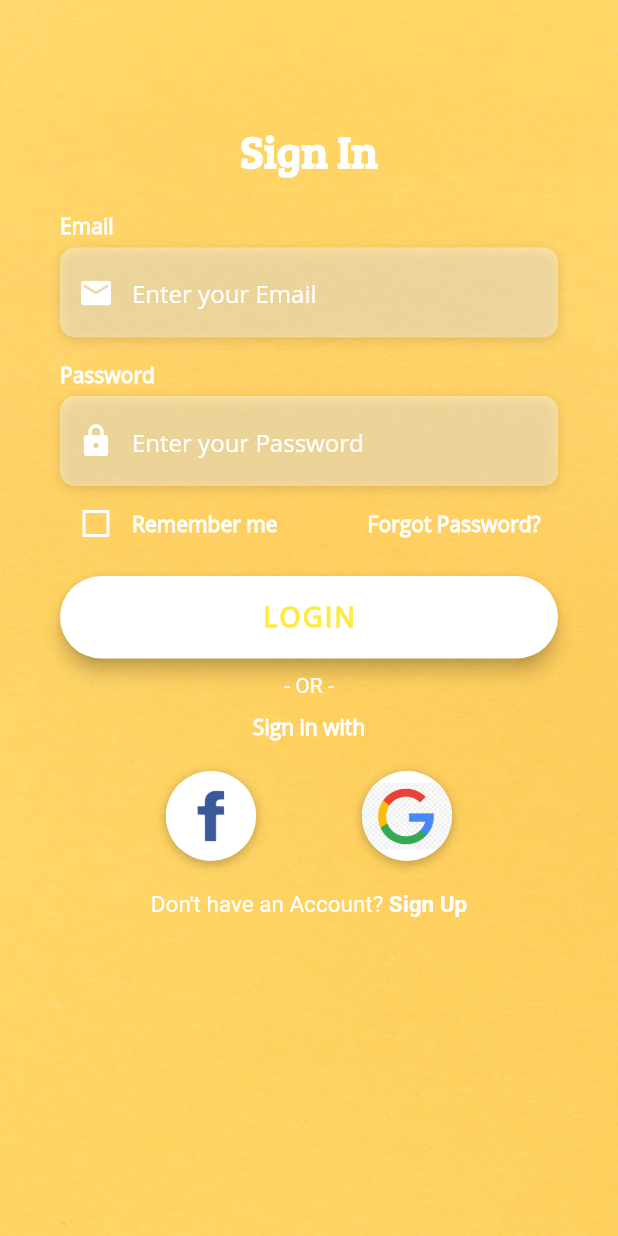
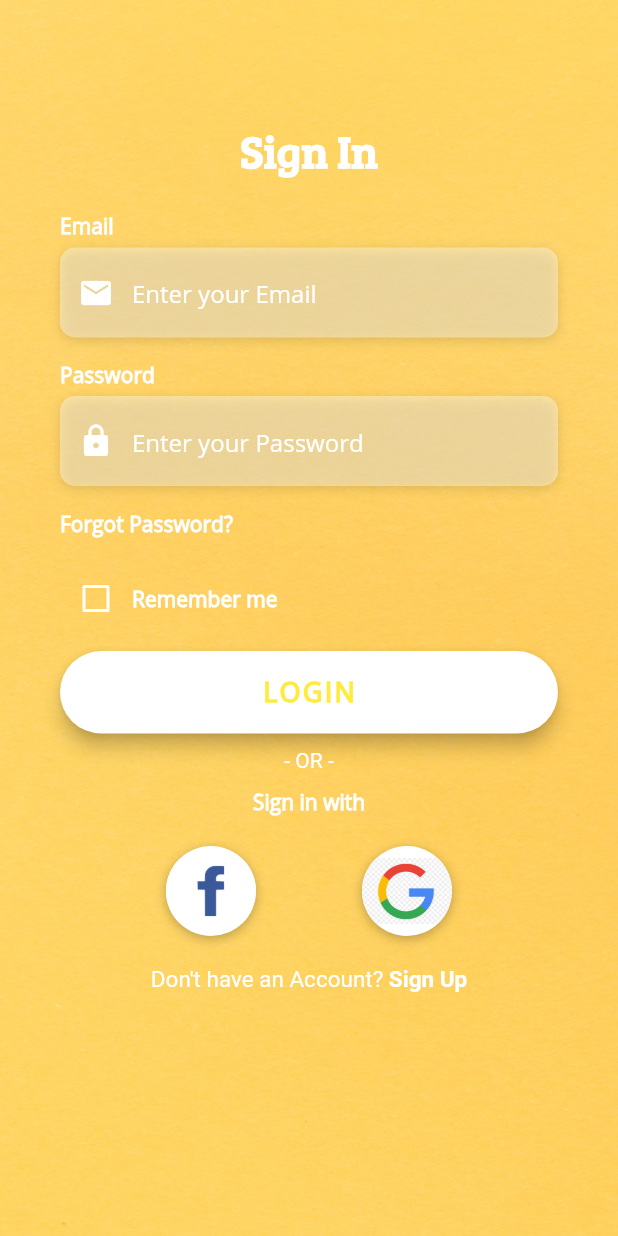
Before and after one commit to waasnipun/worky, a Flutter app: the screen it shows after launch, after a tap on "LOGIN", on a phone screen of 412 x 824 dp. Run offline on Flutter 3.47's test engine with Material 2 defaults, Android fonts, the phone set to English and light mode, and no system bars; our stand-ins replace animated_text_kit, firebase_auth, google_sign_in, page_transition; accounts and stored records are empty.

Commit message:
fixed the issue with login/logout

```diff
--- a/lib/Home/homePage.dart
+++ b/lib/Home/homePage.dart
@@ -1,5 +1,7 @@
 import 'package:flutter/material.dart';
 import 'package:login_test/Database/firebase.dart';
+import 'package:login_test/Screens/login_screen.dart';
+import 'package:page_transition/page_transition.dart';
 
 class HomePage extends StatelessWidget {
   @override
@@ -17,6 +19,7 @@ class HomePage extends StatelessWidget {
               child: Text("Log out"),
               onPressed: (){
                 AuthProvider().logOut();
+                Navigator.pushReplacement(context, PageTransition(type: PageTransitionType.rightToLeftWithFade, child:LoginScreen()));
               },
             )
           ],
--- a/lib/Screens/login_screen.dart
+++ b/lib/Screens/login_screen.dart
@@ -1,7 +1,9 @@
 import 'package:flutter/material.dart';
 import 'package:flutter/services.dart';
 import 'package:login_test/Database/firebase.dart';
+import 'package:login_test/Home/homePage.dart';
 import 'package:login_test/utilities/constants.dart';
+import 'package:page_transition/page_transition.dart';
 
 class LoginScreen extends StatefulWidget {
   @override
@@ -94,7 +96,7 @@ class _LoginScreenState extends State<LoginScreen> {
   }
 
 
-  Widget _buildRememberMeAndForgotPasswordCheckbox() {
+  Widget _buildRememberMeCheckbox() {
     return Container(
       height: 50.0,
       child: Row(
@@ -116,9 +118,18 @@ class _LoginScreenState extends State<LoginScreen> {
             'Remember me',
             style: kLabelStyle,
           ),
+        ],
+      ),
+    );
+  }
+  Widget _buildForgotPassword() {
+    return Container(
+      height: 50.0,
+      child: Row(
+        children: <Widget>[
            FlatButton(
               onPressed: () => print('Forgot Password Button Pressed'),
-              padding: EdgeInsets.only(left:60,right: 0.0),
+              padding: EdgeInsets.only(right: 0.0),
               child: Text(
                 'Forgot Password?',
                 style: kLabelStyle,
@@ -128,7 +139,6 @@ class _LoginScreenState extends State<LoginScreen> {
       ),
     );
   }
-
   Widget _buildLoginBtn() {
     return Container(
       padding: EdgeInsets.symmetric(vertical: 10.0),
@@ -143,6 +153,9 @@ class _LoginScreenState extends State<LoginScreen> {
           bool res = await AuthProvider().signInWithEmail(_emailController.text, _passwordController.text);
           if(!res) {
             print("Login failed");
+          }
+          else{
+            Navigator.pushReplacement(context, PageTransition(type: PageTransitionType.rightToLeftWithFade, child:HomePage()));
           }
         },
         padding: EdgeInsets.all(15.0),
@@ -330,7 +343,8 @@ class _LoginScreenState extends State<LoginScreen> {
                         height: 15.0,
                       ),
                       _buildPasswordTF(),
-                      _buildRememberMeAndForgotPasswordCheckbox(),
+                      _buildForgotPassword(),
+                      _buildRememberMeCheckbox(),
                       _buildLoginBtn(),
                       _buildSignInWithText(),
                       _buildSocialBtnRow(),
```
